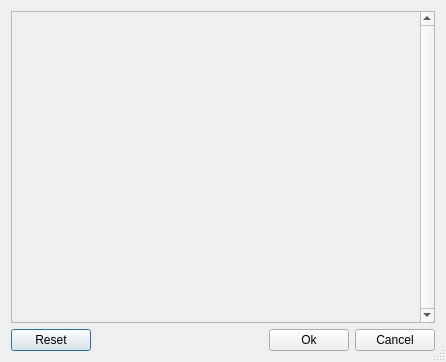
Old version of the form QT/ExportOptionPanel.ui in the repository tcobbs/ldview.
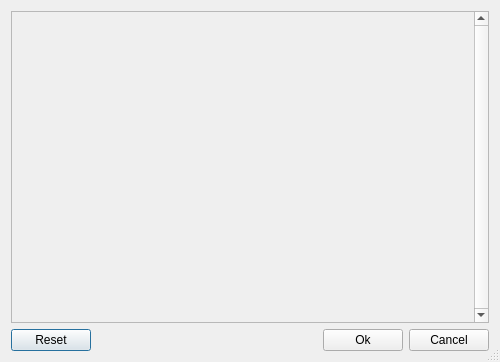
New version of the form. Icons and pictures are not drawn.

Commit message: Qt: Export Option Dialog fix width

```diff
--- a/QT/ExportOptionPanel.ui
+++ b/QT/ExportOptionPanel.ui
@@ -8,7 +8,7 @@
       <rect>
         <x>0</x>
         <y>0</y>
-        <width>446</width>
+        <width>500</width>
         <height>362</height>
       </rect>
     </property>
@@ -35,7 +35,7 @@
             <enum>Qt::ScrollBarAlwaysOn</enum>
           </property>
           <property name="horizontalScrollBarPolicy" >
-            <enum>Qt::ScrollBarAlwaysOff</enum>
+            <enum>Qt::ScrollBarAsNeeded</enum>
           </property>
           <property name="widgetResizable" >
             <bool>true</bool>
```
Left out of the diff: 3 changed lines with no effect on the pictures.
